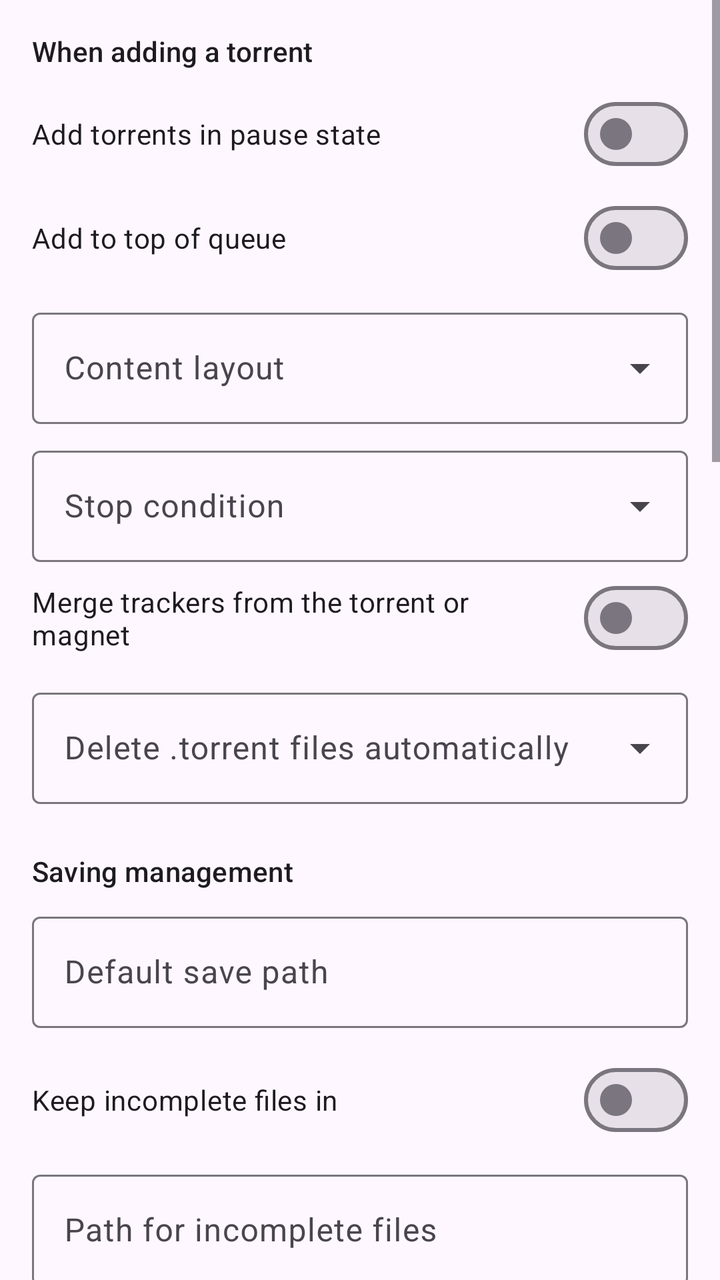
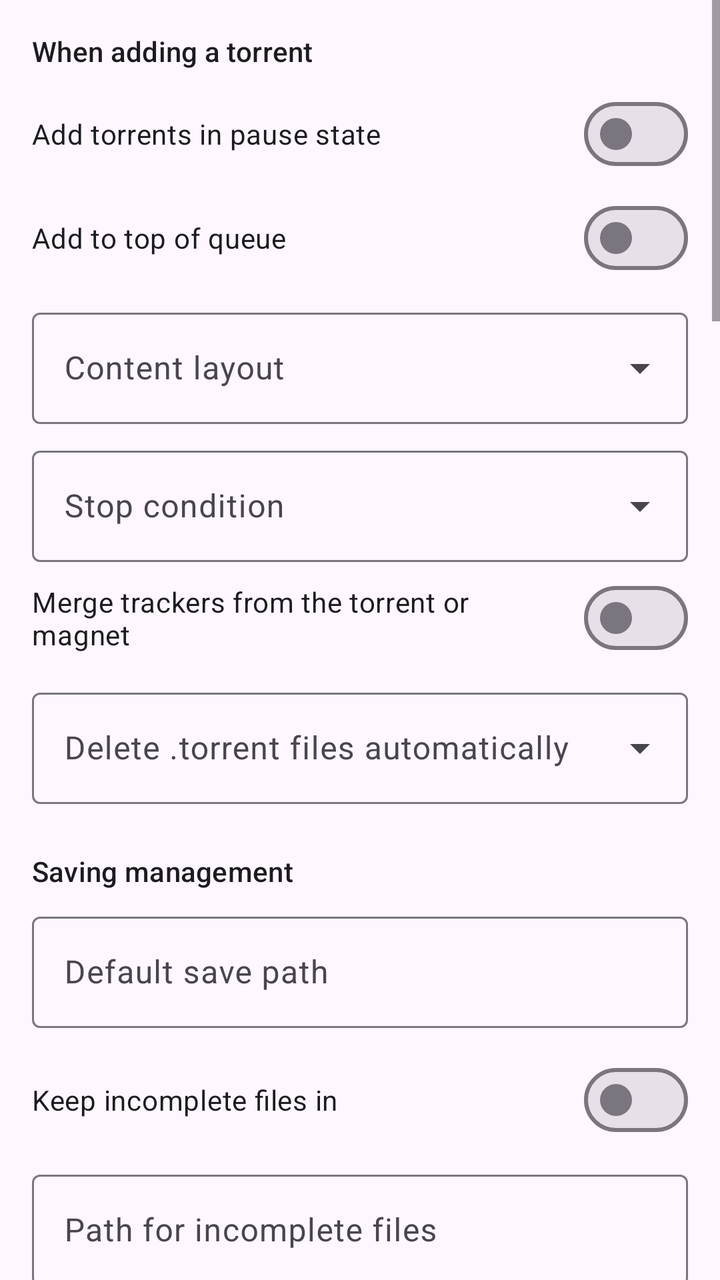

Two renders of the same Android screen: before a commit and after it. Below are the layout's source before the change and the commit's diff.
<!-- AndroidManifest.xml: application theme AppTheme -->
<!-- res/layout/fragment_qb_prefs_downloads.xml -->
<?xml version="1.0" encoding="utf-8"?>
<ScrollView xmlns:android="http://schemas.android.com/apk/res/android"
    xmlns:app="http://schemas.android.com/apk/res-auto"
    android:layout_width="match_parent"
    android:layout_height="match_parent"
    android:clipToPadding="false"
    android:scrollbars="vertical">

    <LinearLayout
        android:layout_width="match_parent"
        android:layout_height="wrap_content"
        android:orientation="vertical"
        android:padding="16dp">

        <TextView
            style="@style/TextAppearance.App.SectionTitle"
            android:layout_width="match_parent"
            android:layout_height="wrap_content"
            android:layout_marginBottom="8dp"
            android:text="@string/qbt_dl_when_adding" />

        <com.google.android.material.materialswitch.MaterialSwitch
            android:id="@+id/addStoppedSwitch"
            android:layout_width="match_parent"
            android:layout_height="wrap_content"
            android:text="@string/qbt_add_stopped" />

        <com.google.android.material.materialswitch.MaterialSwitch
            android:id="@+id/addTopSwitch"
            android:layout_width="match_parent"
            android:layout_height="wrap_content"
            android:layout_marginTop="4dp"
            android:text="@string/qbt_add_top" />

        <com.google.android.material.textfield.TextInputLayout
            style="@style/Widget.Material3.TextInputLayout.OutlinedBox.ExposedDropdownMenu"
            android:layout_width="match_parent"
            android:layout_height="wrap_content"
            android:layout_marginTop="8dp"
            android:hint="@string/qbt_content_layout">

            <com.google.android.material.textfield.MaterialAutoCompleteTextView
                android:id="@+id/contentLayoutDropdown"
                android:layout_width="match_parent"
                android:layout_height="wrap_content"
                android:inputType="none" />
        </com.google.android.material.textfield.TextInputLayout>

        <com.google.android.material.textfield.TextInputLayout
            style="@style/Widget.Material3.TextInputLayout.OutlinedBox.ExposedDropdownMenu"
            android:layout_width="match_parent"
            android:layout_height="wrap_content"
            android:layout_marginTop="8dp"
            android:hint="@string/qbt_stop_condition">

            <com.google.android.material.textfield.MaterialAutoCompleteTextView
                android:id="@+id/stopConditionDropdown"
                android:layout_width="match_parent"
                android:layout_height="wrap_content"
                android:inputType="none" />
        </com.google.android.material.textfield.TextInputLayout>

        <com.google.android.material.materialswitch.MaterialSwitch
            android:id="@+id/mergeTrackersSwitch"
            android:layout_width="match_parent"
            android:layout_height="wrap_content"
            android:layout_marginTop="4dp"
            android:text="@string/qbt_merge_trackers" />

        <com.google.android.material.textfield.TextInputLayout
            style="@style/Widget.Material3.TextInputLayout.OutlinedBox.ExposedDropdownMenu"
            android:layout_width="match_parent"
            android:layout_height="wrap_content"
            android:layout_marginTop="8dp"
            android:hint="@string/qbt_auto_delete">

            <com.google.android.material.textfield.MaterialAutoCompleteTextView
                android:id="@+id/autoDeleteDropdown"
                android:layout_width="match_parent"
                android:layout_height="wrap_content"
                android:inputType="none" />
        </com.google.android.material.textfield.TextInputLayout>

        <TextView
            style="@style/TextAppearance.App.SectionTitle"
            android:layout_width="match_parent"
            android:layout_height="wrap_content"
            android:layout_marginTop="24dp"
            android:layout_marginBottom="8dp"
            android:text="@string/qbt_dl_saving" />

        <com.google.android.material.textfield.TextInputLayout
            android:layout_width="match_parent"
            android:layout_height="wrap_content"
            android:hint="@string/qbt_save_path">

            <com.google.android.material.textfield.TextInputEditText
                android:id="@+id/savePathInput"
                android:layout_width="match_parent"
                android:layout_height="wrap_content"
                android:inputType="textNoSuggestions" />
        </com.google.android.material.textfield.TextInputLayout>

        <com.google.android.material.materialswitch.MaterialSwitch
            android:id="@+id/tempPathEnabledSwitch"
            android:layout_width="match_parent"
            android:layout_height="wrap_content"
            android:layout_marginTop="12dp"
            android:text="@string/qbt_temp_path_enabled" />

        <com.google.android.material.textfield.TextInputLayout
            android:layout_width="match_parent"
            android:layout_height="wrap_content"
            android:layout_marginTop="8dp"
            android:hint="@string/qbt_temp_path">

            <com.google.android.material.textfield.TextInputEditText
                android:id="@+id/tempPathInput"
                android:layout_width="match_parent"
                android:layout_height="wrap_content"
                android:inputType="textNoSuggestions" />
        </com.google.android.material.textfield.TextInputLayout>

        <com.google.android.material.materialswitch.MaterialSwitch
            android:id="@+id/preallocateSwitch"
            android:layout_width="match_parent"
            android:layout_height="wrap_content"
            android:layout_marginTop="12dp"
            android:text="@string/qbt_preallocate" />

        <com.google.android.material.materialswitch.MaterialSwitch
            android:id="@+id/incompleteExtSwitch"
            android:layout_width="match_parent"
            android:layout_height="wrap_content"
            android:layout_marginTop="4dp"
            android:text="@string/qbt_incomplete_ext" />

        <com.google.android.material.materialswitch.MaterialSwitch
            android:id="@+id/unwantedFolderSwitch"
            android:layout_width="match_parent"
            android:layout_height="wrap_content"
            android:layout_marginTop="4dp"
            android:text="@string/qbt_unwanted_folder" />

        <TextView
            style="@style/TextAppearance.App.SectionTitle"
            android:layout_width="match_parent"
            android:layout_height="wrap_content"
            android:layout_marginTop="24dp"
            android:layout_marginBottom="8dp"
            android:text="@string/qbt_tmm_section" />

        <com.google.android.material.materialswitch.MaterialSwitch
            android:id="@+id/autoTmmSwitch"
            android:layout_width="match_parent"
            android:layout_height="wrap_content"
            android:text="@string/qbt_auto_tmm_default" />

        <com.google.android.material.materialswitch.MaterialSwitch
            android:id="@+id/torrentChangedTmmSwitch"
            android:layout_width="match_parent"
            android:layout_height="wrap_content"
            android:layout_marginTop="4dp"
            android:text="@string/qbt_tmm_torrent_changed" />

        <com.google.android.material.materialswitch.MaterialSwitch
            android:id="@+id/savePathChangedTmmSwitch"
            android:layout_width="match_parent"
            android:layout_height="wrap_content"
            android:layout_marginTop="4dp"
            android:text="@string/qbt_tmm_save_path_changed" />

        <com.google.android.material.materialswitch.MaterialSwitch
            android:id="@+id/categoryChangedTmmSwitch"
            android:layout_width="match_parent"
            android:layout_height="wrap_content"
            android:layout_marginTop="4dp"
            android:text="@string/qbt_tmm_category_changed" />

        <com.google.android.material.materialswitch.MaterialSwitch
            android:id="@+id/useCategoryPathsSwitch"
            android:layout_width="match_parent"
            android:layout_height="wrap_content"
            android:layout_marginTop="4dp"
            android:text="@string/qbt_use_category_paths" />

        <TextView
            style="@style/TextAppearance.App.SectionTitle"
            android:layout_width="match_parent"
            android:layout_height="wrap_content"
            android:layout_marginTop="24dp"
            android:layout_marginBottom="8dp"
            android:text="@string/qbt_export_section" />

        <com.google.android.material.textfield.TextInputLayout
            android:layout_width="match_parent"
            android:layout_height="wrap_content"
            android:hint="@string/qbt_export_dir">

            <com.google.android.material.textfield.TextInputEditText
                android:id="@+id/exportDirInput"
                android:layout_width="match_parent"
                android:layout_height="wrap_content"
                android:inputType="textNoSuggestions" />
        </com.google.android.material.textfield.TextInputLayout>

        <com.google.android.material.textfield.TextInputLayout
            android:layout_width="match_parent"
            android:layout_height="wrap_content"
            android:layout_marginTop="8dp"
            android:hint="@string/qbt_export_dir_fin">

            <com.google.android.material.textfield.TextInputEditText
                android:id="@+id/exportDirFinInput"
                android:layout_width="match_parent"
                android:layout_height="wrap_content"
                android:inputType="textNoSuggestions" />
        </com.google.android.material.textfield.TextInputLayout>

        <TextView
            style="@style/TextAppearance.App.SectionTitle"
            android:layout_width="match_parent"
            android:layout_height="wrap_content"
            android:layout_marginTop="24dp"
            android:layout_marginBottom="8dp"
            android:text="@string/qbt_autorun_section" />

        <com.google.android.material.materialswitch.MaterialSwitch
            android:id="@+id/autorunEnabledSwitch"
            android:layout_width="match_parent"
            android:layout_height="wrap_content"
            android:text="@string/qbt_autorun_enabled" />

        <com.google.android.material.textfield.TextInputLayout
            android:layout_width="match_parent"
            android:layout_height="wrap_content"
            android:layout_marginTop="8dp"
            android:hint="@string/qbt_autorun_program">

            <com.google.android.material.textfield.TextInputEditText
                android:id="@+id/autorunProgramInput"
                android:layout_width="match_parent"
                android:layout_height="wrap_content"
                android:inputType="textNoSuggestions" />
        </com.google.android.material.textfield.TextInputLayout>

        <com.google.android.material.materialswitch.MaterialSwitch
            android:id="@+id/autorunOnAddedSwitch"
            android:layout_width="match_parent"
            android:layout_height="wrap_content"
            android:layout_marginTop="12dp"
            android:text="@string/qbt_autorun_on_added_enabled" />

        <com.google.android.material.textfield.TextInputLayout
            android:layout_width="match_parent"
            android:layout_height="wrap_content"
            android:layout_marginTop="8dp"
            android:hint="@string/qbt_autorun_on_added_program">

            <com.google.android.material.textfield.TextInputEditText
                android:id="@+id/autorunOnAddedProgramInput"
                android:layout_width="match_parent"
                android:layout_height="wrap_content"
                android:inputType="textNoSuggestions" />
        </com.google.android.material.textfield.TextInputLayout>

        <TextView
            style="@style/TextAppearance.App.SectionTitle"
            android:layout_width="match_parent"
            android:layout_height="wrap_content"
            android:layout_marginTop="24dp"
            android:layout_marginBottom="8dp"
            android:text="@string/qbt_scan_dirs_section" />

        <com.google.android.material.textfield.TextInputLayout
            android:layout_width="match_parent"
            android:layout_height="wrap_content"
            android:hint="@string/qbt_scan_dirs">

            <com.google.android.material.textfield.TextInputEditText
                android:id="@+id/scanDirsInput"
                android:layout_width="match_parent"
                android:layout_height="wrap_content"
                android:gravity="top"
                android:inputType="textMultiLine|textNoSuggestions"
                android:minLines="2" />
        </com.google.android.material.textfield.TextInputLayout>

        <TextView
            android:layout_width="match_parent"
            android:layout_height="wrap_content"
            android:layout_marginTop="4dp"
            android:text="@string/qbt_scan_dirs_hint"
            android:textAppearance="?attr/textAppearanceBodySmall"
            android:textColor="?attr/colorOnSurfaceVariant" />

    </LinearLayout>
</ScrollView>
<!-- resources referenced by this layout -->
<resources>
  <string name="qbt_add_top">Add to top of queue</string>
  <string name="qbt_content_layout">Content layout</string>
  <string name="qbt_dl_saving">Saving management</string>
  <string name="qbt_save_path">Default save path</string>
  <string name="qbt_scan_dirs">One folder per line</string>
  <string name="qbt_stop_condition">Stop condition</string>
  <string name="qbt_tmm_section">Saving management</string>
  <color name="md_theme_primary">#68548E</color>
  <color name="md_theme_onPrimary">#FFFFFF</color>
  <color name="md_theme_primaryContainer">#EBDDFF</color>
  <color name="md_theme_onPrimaryContainer">#4F3D74</color>
  <color name="md_theme_secondary">#635B70</color>
  <color name="md_theme_onSecondary">#FFFFFF</color>
  <color name="md_theme_secondaryContainer">#E9DEF8</color>
  <color name="md_theme_onSecondaryContainer">#4B4358</color>
  <color name="md_theme_tertiary">#7E525D</color>
  <color name="md_theme_onTertiary">#FFFFFF</color>
  <color name="md_theme_tertiaryContainer">#FFD9E1</color>
  <color name="md_theme_onTertiaryContainer">#643B46</color>
  <color name="md_theme_error">#BA1A1A</color>
  <color name="md_theme_onError">#FFFFFF</color>
  <color name="md_theme_errorContainer">#FFDAD6</color>
  <color name="md_theme_onErrorContainer">#93000A</color>
  <color name="md_theme_background">#FEF7FF</color>
  <color name="md_theme_onBackground">#1D1B20</color>
  <color name="md_theme_surface">#FEF7FF</color>
  <color name="md_theme_onSurface">#1D1B20</color>
  <color name="md_theme_surfaceVariant">#E7E0EB</color>
  <color name="md_theme_onSurfaceVariant">#49454E</color>
  <color name="md_theme_outline">#7A757F</color>
  <color name="md_theme_outlineVariant">#CBC4CF</color>
  <color name="md_theme_inverseSurface">#322F35</color>
  <color name="md_theme_inverseOnSurface">#F5EFF7</color>
  <color name="md_theme_inversePrimary">#D3BCFD</color>
  <color name="md_theme_primaryFixed">#EBDDFF</color>
  <color name="md_theme_onPrimaryFixed">#230F46</color>
  <color name="md_theme_primaryFixedDim">#D3BCFD</color>
  <color name="md_theme_onPrimaryFixedVariant">#4F3D74</color>
  <color name="md_theme_secondaryFixed">#E9DEF8</color>
  <color name="md_theme_onSecondaryFixed">#1F182B</color>
  <color name="md_theme_secondaryFixedDim">#CDC2DB</color>
  <color name="md_theme_tertiaryFixed">#FFD9E1</color>
  <color name="md_theme_onTertiaryFixed">#31101B</color>
  <color name="md_theme_tertiaryFixedDim">#F0B7C5</color>
  <color name="md_theme_onTertiaryFixedVariant">#643B46</color>
  <color name="md_theme_surfaceDim">#DED8E0</color>
  <color name="md_theme_surfaceBright">#FEF7FF</color>
  <color name="md_theme_surfaceContainerLowest">#FFFFFF</color>
  <color name="md_theme_surfaceContainerLow">#F8F1FA</color>
  <color name="md_theme_surfaceContainer">#F2ECF4</color>
  <color name="md_theme_surfaceContainerHigh">#EDE6EE</color>
  <color name="md_theme_surfaceContainerHighest">#E7E0E8</color>
  <color name="colorOk">#2E6A44</color>
  <color name="colorOnOk">#FFFFFF</color>
  <color name="colorOkContainer">#B1F1C1</color>
  <color name="colorOnOkContainer">#12512E</color>
  <!-- unchanged entries left out for length: 33 -->
</resources>

<!-- the commit's change to res/layout/fragment_qb_prefs_downloads.xml (unified diff, before → after) -->
@@ -292,7 +292,122 @@
             android:layout_marginTop="4dp"
             android:text="@string/qbt_scan_dirs_hint"
             android:textAppearance="?attr/textAppearanceBodySmall"
-            android:textColor="?attr/colorOnSurfaceVariant" />
-
+            android:textColor="?attr/colorOnSurfaceVariant" />        <TextView
+            style="@style/TextAppearance.App.SectionTitle"
+            android:layout_width="match_parent"
+            android:layout_height="wrap_content"
+            android:layout_marginTop="24dp"
+            android:layout_marginBottom="8dp"
+            android:text="@string/qbt_section_deleting" />
+        <com.google.android.material.materialswitch.MaterialSwitch
+            android:id="@+id/markOfTheWebSwitch"
+            android:layout_width="match_parent"
+            android:layout_height="wrap_content"
+            android:layout_marginTop="4dp"
+            android:text="@string/qbt_mark_of_web" />
+        <com.google.android.material.materialswitch.MaterialSwitch
+            android:id="@+id/recheckCompletedSwitch"
+            android:layout_width="match_parent"
+            android:layout_height="wrap_content"
+            android:layout_marginTop="4dp"
+            android:text="@string/qbt_recheck_completed" />
+        <com.google.android.material.textfield.TextInputLayout
+            style="@style/Widget.Material3.TextInputLayout.OutlinedBox.ExposedDropdownMenu"
+            android:layout_width="match_parent"
+            android:layout_height="wrap_content"
+            android:layout_marginTop="8dp"
+            android:hint="@string/qbt_content_remove_option">
+
+            <com.google.android.material.textfield.MaterialAutoCompleteTextView
+                android:id="@+id/contentRemoveOptionDropdown"
+                android:layout_width="match_parent"
+                android:layout_height="wrap_content"
+                android:inputType="none" />
+        </com.google.android.material.textfield.TextInputLayout>
+        <TextView
+            style="@style/TextAppearance.App.SectionTitle"
+            android:layout_width="match_parent"
+            android:layout_height="wrap_content"
+            android:layout_marginTop="24dp"
+            android:layout_marginBottom="8dp"
+            android:text="@string/qbt_section_mail" />
+        <com.google.android.material.materialswitch.MaterialSwitch
+            android:id="@+id/mailEnabledSwitch"
+            android:layout_width="match_parent"
+            android:layout_height="wrap_content"
+            android:layout_marginTop="4dp"
+            android:text="@string/qbt_mail_enabled" />
+        <com.google.android.material.textfield.TextInputLayout
+            android:layout_width="match_parent"
+            android:layout_height="wrap_content"
+            android:layout_marginTop="8dp"
+            android:hint="@string/qbt_mail_sender">
+
+            <com.google.android.material.textfield.TextInputEditText
+                android:id="@+id/mailSenderInput"
+                android:layout_width="match_parent"
+                android:layout_height="wrap_content"
+                android:inputType="textEmailAddress" />
+        </com.google.android.material.textfield.TextInputLayout>
+        <com.google.android.material.textfield.TextInputLayout
+            android:layout_width="match_parent"
+            android:layout_height="wrap_content"
+            android:layout_marginTop="8dp"
+            android:hint="@string/qbt_mail_email">
+
+            <com.google.android.material.textfield.TextInputEditText
+                android:id="@+id/mailToInput"
+                android:layout_width="match_parent"
+                android:layout_height="wrap_content"
+                android:inputType="textEmailAddress" />
+        </com.google.android.material.textfield.TextInputLayout>
+        <com.google.android.material.textfield.TextInputLayout
+            android:layout_width="match_parent"
+            android:layout_height="wrap_content"
+            android:layout_marginTop="8dp"
+            android:hint="@string/qbt_mail_smtp">
+
+            <com.google.android.material.textfield.TextInputEditText
+                android:id="@+id/mailSmtpInput"
+                android:layout_width="match_parent"
+                android:layout_height="wrap_content"
+                android:inputType="text" />
+        </com.google.android.material.textfield.TextInputLayout>
+        <com.google.android.material.materialswitch.MaterialSwitch
+            android:id="@+id/mailSslSwitch"
+            android:layout_width="match_parent"
+            android:layout_height="wrap_content"
+            android:layout_marginTop="4dp"
+            android:text="@string/qbt_mail_ssl" />
+        <com.google.android.material.materialswitch.MaterialSwitch
+            android:id="@+id/mailAuthSwitch"
+            android:layout_width="match_parent"
+            android:layout_height="wrap_content"
+            android:layout_marginTop="4dp"
+            android:text="@string/qbt_mail_auth" />
+        <com.google.android.material.textfield.TextInputLayout
+            android:layout_width="match_parent"
+            android:layout_height="wrap_content"
+            android:layout_marginTop="8dp"
+            android:hint="@string/qbt_mail_username">
+
+            <com.google.android.material.textfield.TextInputEditText
+                android:id="@+id/mailUsernameInput"
+                android:layout_width="match_parent"
+                android:layout_height="wrap_content"
+                android:inputType="text" />
+        </com.google.android.material.textfield.TextInputLayout>
+        <com.google.android.material.textfield.TextInputLayout
+            android:layout_width="match_parent"
+            android:layout_height="wrap_content"
+            android:layout_marginTop="8dp"
+            android:hint="@string/qbt_mail_password">
+
+            <com.google.android.material.textfield.TextInputEditText
+                android:id="@+id/mailPasswordInput"
+                android:layout_width="match_parent"
+                android:layout_height="wrap_content"
+                android:inputType="textPassword" />
+        </com.google.android.material.textfield.TextInputLayout>
     </LinearLayout>
 </ScrollView>
<!-- resource entries referenced after the edit -->
@@ -2,9 +2,22 @@
 <resources>
   <string name="qbt_add_top">Add to top of queue</string>
   <string name="qbt_content_layout">Content layout</string>
+  <string name="qbt_content_remove_option">Torrent content removing mode</string>
   <string name="qbt_dl_saving">Saving management</string>
+  <string name="qbt_mail_auth">Authentication</string>
+  <string name="qbt_mail_email">To address</string>
+  <string name="qbt_mail_enabled">Email notification upon download completion</string>
+  <string name="qbt_mail_password">Password</string>
+  <string name="qbt_mail_sender">From address</string>
+  <string name="qbt_mail_smtp">SMTP server</string>
+  <string name="qbt_mail_ssl">This server requires a secure connection (SSL)</string>
+  <string name="qbt_mail_username">Username</string>
+  <string name="qbt_mark_of_web">Mark-of-the-Web on downloaded files</string>
+  <string name="qbt_recheck_completed">Recheck torrents on completion</string>
   <string name="qbt_save_path">Default save path</string>
   <string name="qbt_scan_dirs">One folder per line</string>
+  <string name="qbt_section_deleting">When removing torrents</string>
+  <string name="qbt_section_mail">Email notification</string>
   <string name="qbt_stop_condition">Stop condition</string>
   <string name="qbt_tmm_section">Saving management</string>
   <color name="md_theme_primary">#68548E</color>
